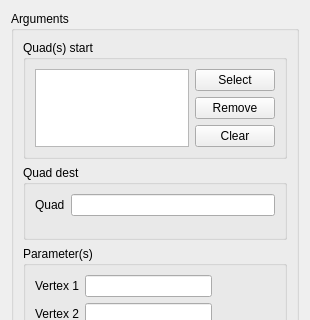
First picture: the form in src/HEXABLOCKGUI/JoinQuad_QTD.ui, repository SalomePlatform/hexablock, before the edit; both pictures show x 0 to 310 and y 0 to 320 of the 310 by 473 pixel window.
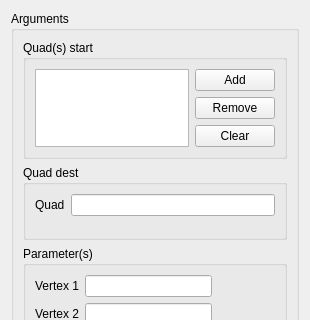
Second picture: the form after the edit.

Patch:
```diff
--- a/src/HEXABLOCKGUI/JoinQuad_QTD.ui
+++ b/src/HEXABLOCKGUI/JoinQuad_QTD.ui
@@ -32,7 +32,7 @@
          <item row="0" column="1">
           <widget class="QPushButton" name="select_pb">
            <property name="text">
-            <string>Select</string>
+            <string>Add</string>
            </property>
           </widget>
          </item>
```
Left out of the diff: 6 changed lines with no effect on the pictures.
